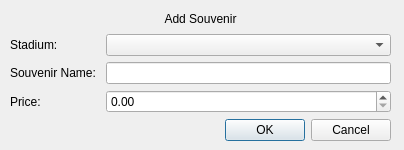
The window that src/form/addsouvenir.ui (home-run/subtle-cosmic-moose) describes before a commit, drawn with Qt 5.
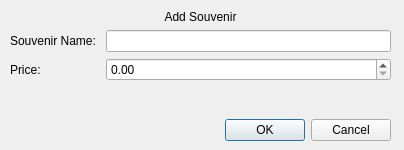
The same window after the commit.

Commit message: [#4] get rid of the dumb stadium dropdown thing

```diff
--- a/src/form/addsouvenir.ui
+++ b/src/form/addsouvenir.ui
@@ -36,35 +36,38 @@
     <item>
      <layout class="QFormLayout" name="formLayout">
       <item row="0" column="0">
-       <widget class="QLabel" name="addSouvenir_stadium_label_2">
-        <property name="text">
-         <string>Stadium:</string>
-        </property>
-       </widget>
-      </item>
-      <item row="0" column="1">
-       <widget class="QComboBox" name="addSouvenir_stadium_comboBox"/>
-      </item>
-      <item row="1" column="0">
        <widget class="QLabel" name="addSouvenir_name_label">
         <property name="text">
          <string>Souvenir Name: </string>
         </property>
        </widget>
       </item>
-      <item row="1" column="1">
+      <item row="0" column="1">
        <widget class="QLineEdit" name="addSouvenir_souvenirName_lineEdit"/>
       </item>
-      <item row="2" column="1">
-       <widget class="QDoubleSpinBox" name="addSouvenir_price_doubleSpinBox"/>
-      </item>
-      <item row="2" column="0">
+      <item row="1" column="0">
        <widget class="QLabel" name="addSouvenir_price_label">
         <property name="text">
          <string>Price:</string>
         </property>
        </widget>
       </item>
+      <item row="1" column="1">
+       <widget class="QDoubleSpinBox" name="addSouvenir_price_doubleSpinBox"/>
+      </item>
+      <item row="2" column="1">
+       <spacer name="verticalSpacer">
+        <property name="orientation">
+         <enum>Qt::Vertical</enum>
+        </property>
+        <property name="sizeHint" stdset="0">
+         <size>
+          <width>20</width>
+          <height>40</height>
+         </size>
+        </property>
+       </spacer>
+      </item>
       <item row="3" column="1">
        <widget class="QDialogButtonBox" name="addSouvenir_confirmation_buttonBox">
         <property name="orientation">
```
The commit also changes 4 other files.
